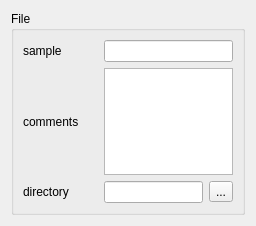
First picture: the form in gui_design/file.ui, repository baukekooger/XY_Measurement, before the edit.
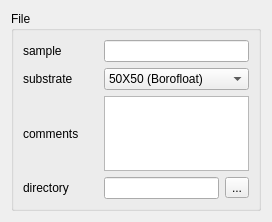
Second picture: the form after the edit.

The edit to the form file:
```diff
--- a/gui_design/file.ui
+++ b/gui_design/file.ui
@@ -6,8 +6,8 @@
    <rect>
     <x>0</x>
     <y>0</y>
-    <width>256</width>
-    <height>226</height>
+    <width>272</width>
+    <height>218</height>
    </rect>
   </property>
   <property name="windowTitle">
@@ -68,6 +68,51 @@
        </layout>
       </item>
       <item row="1" column="0">
+       <layout class="QHBoxLayout" name="horizontalLayout_4">
+        <item>
+         <widget class="QLabel" name="label_substrate">
+          <property name="sizePolicy">
+           <sizepolicy hsizetype="Fixed" vsizetype="Preferred">
+            <horstretch>0</horstretch>
+            <verstretch>0</verstretch>
+           </sizepolicy>
+          </property>
+          <property name="minimumSize">
+           <size>
+            <width>75</width>
+            <height>0</height>
+           </size>
+          </property>
+          <property name="text">
+           <string>substrate</string>
+          </property>
+         </widget>
+        </item>
+        <item>
+         <widget class="QComboBox" name="comboBox_substrate">
+          <property name="currentIndex">
+           <number>0</number>
+          </property>
+          <item>
+           <property name="text">
+            <string>50X50 (Borofloat) </string>
+           </property>
+          </item>
+          <item>
+           <property name="text">
+            <string>44X44 (Quartz) </string>
+           </property>
+          </item>
+          <item>
+           <property name="text">
+            <string>22X22 (Quartz small) </string>
+           </property>
+          </item>
+         </widget>
+        </item>
+       </layout>
+      </item>
+      <item row="2" column="0">
        <layout class="QHBoxLayout" name="horizontalLayout_2">
         <item>
          <widget class="QLabel" name="label_2">
@@ -106,7 +151,7 @@
         </item>
        </layout>
       </item>
-      <item row="2" column="0">
+      <item row="3" column="0">
        <layout class="QHBoxLayout" name="horizontalLayout">
         <item>
          <widget class="QLabel" name="label_3">
```
